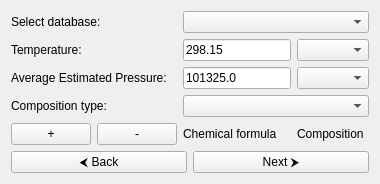
The window that GUI/Ubuntu/src/gui/ui/input/pressure_drops_page.ui (srebughini/ASALI) describes before a commit, drawn with Qt 5.
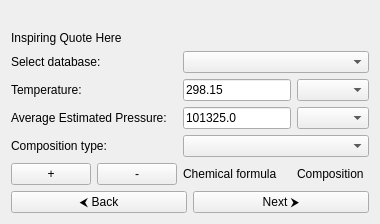
The same window after the commit. Icons and pictures are not drawn.

```diff
--- a/GUI/Ubuntu/src/gui/ui/input/pressure_drops_page.ui
+++ b/GUI/Ubuntu/src/gui/ui/input/pressure_drops_page.ui
@@ -2,6 +2,22 @@
 <ui version="4.0">
     <class>PressureDropsInputPage</class>
         <widget class="QWidget" name="PressureDropsInputPage">
+            <layout class="QVBoxLayout" name="beerLogoLayout">
+                <item>
+                    <widget class="QLabel" name="logoLabel">
+                        <property name="pixmap">
+                            <pixmap>:images/BigLogo.png</pixmap> <!-- Reference to logo -->
+                        </property>
+                    </widget>
+                </item>
+                <item>
+                    <widget class="QLabel" name="beerQuoteLabel">
+                        <property name="text">
+                            <string>Inspiring Quote Here</string>
+                        </property>
+                    </widget>
+                </item>
+                <item>
             <layout class="QGridLayout" name="gridLayout">
                 <!-- Row 0 -->
                 <item row="0" column="0">
@@ -134,6 +150,8 @@
                                     <string>Go to results page</string>
                                 </property>
                             </widget>
+                                </item>
+                            </layout>
                         </item>
                     </layout>
                 </item>
```
Lines whose indentation alone changed are shown as unchanged.
